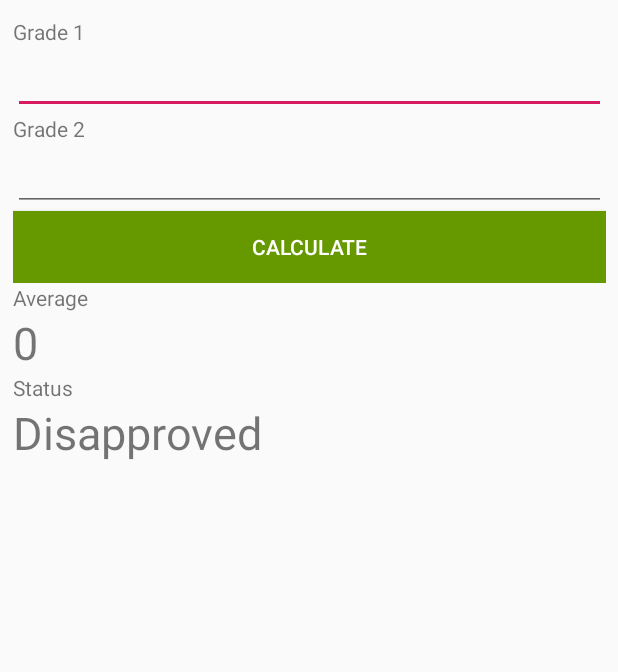
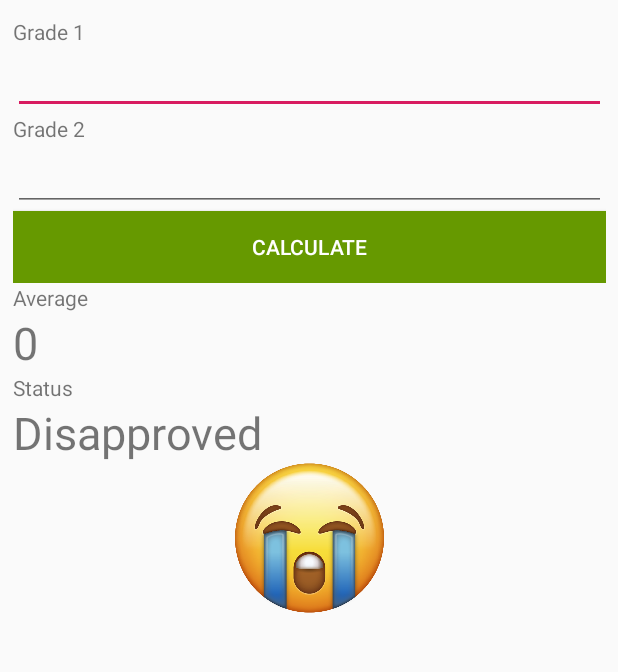
Before and after one commit to RamonPaiva/Android-Studio-M-dulo-02-Interfaces, an Android app: the screen it shows after launch (MainActivity), on a phone screen of 412 x 824 dp, the part 90-762 px from its top. Run offline under Robolectric (Android 15) with nearby library versions, the phone set to English and light mode, and no system bars.

Commit message:
M02A09 – Imagem de acordo com situação

```diff
--- a/app/src/main/java/com/example/escola/MainActivity.java
+++ b/app/src/main/java/com/example/escola/MainActivity.java
@@ -5,6 +5,7 @@
 import android.os.Bundle;
 import android.view.View;
 import android.widget.EditText;
+import android.widget.ImageView;
 import android.widget.LinearLayout;
 import android.widget.TextView;
 import android.widget.Toast;
@@ -14,6 +15,7 @@
     EditText edtN1, edtN2;
     TextView txtM, txtSit;
     LinearLayout layResult;
+    ImageView imgSit;
 
 
     @Override
@@ -26,6 +28,8 @@
         txtM = findViewById(R.id.txtM);
         txtSit = findViewById(R.id.txtSit);
         layResult = findViewById(R.id.layResult);
+        imgSit =  findViewById(R.id.imgSit);
+
 
 
 
@@ -54,18 +58,21 @@
                 txtSit.setText(getString(R.string.strSitRp));
                 txtSit.setTextColor(getResources().getColor(R.color.corReprovado));
                 Toast.makeText(getApplicationContext(), getString(R.string.strMsgRp),Toast.LENGTH_LONG).show();
+                imgSit.setImageResource(R.drawable.emojireprovado);
             }
             else if(m < 7){
                 // recuperacao
                 txtSit.setText(getString(R.string.strSitRc));
                 txtSit.setTextColor(getResources().getColor(R.color.corRecuperacao));
                 Toast.makeText(getApplicationContext(), getString(R.string.strMsgRc), Toast.LENGTH_LONG).show();
+                imgSit.setImageResource(R.drawable.emojirecuperacao);
             }
             else {
                 // aprovado
                 txtSit.setText(getString(R.string.strSitAp));
                 txtSit.setTextColor(getResources().getColor(R.color.corAprovado));
                 Toast.makeText(getApplicationContext(), getString(R.string.strMsgAp), Toast.LENGTH_LONG).show();
+                imgSit.setImageResource(R.drawable.emojiaprovado);
             }
         }
     }
--- a/app/src/main/res/layout/activity_main.xml
+++ b/app/src/main/res/layout/activity_main.xml
@@ -87,7 +87,7 @@
         <LinearLayout
             android:id="@+id/layResult"
             android:layout_width="match_parent"
-            android:layout_height="match_parent"
+            android:layout_height="wrap_content"
             android:orientation="vertical">
 
             <TextView
@@ -115,6 +115,12 @@
                 android:layout_height="wrap_content"
                 android:text="@string/strSitRp"
                 android:textSize="30sp" />
+
+            <ImageView
+                android:id="@+id/imgSit"
+                android:layout_width="match_parent"
+                android:layout_height="100dp"
+                app:srcCompat="@drawable/emojireprovado" />
         </LinearLayout>
     </LinearLayout>
 </android.support.constraint.ConstraintLayout>
```
